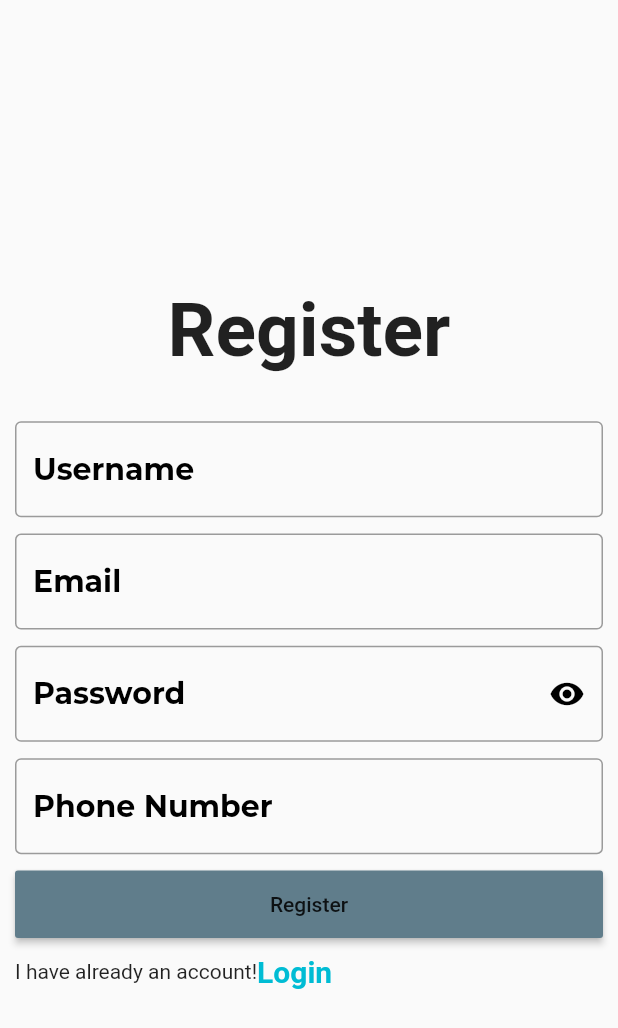
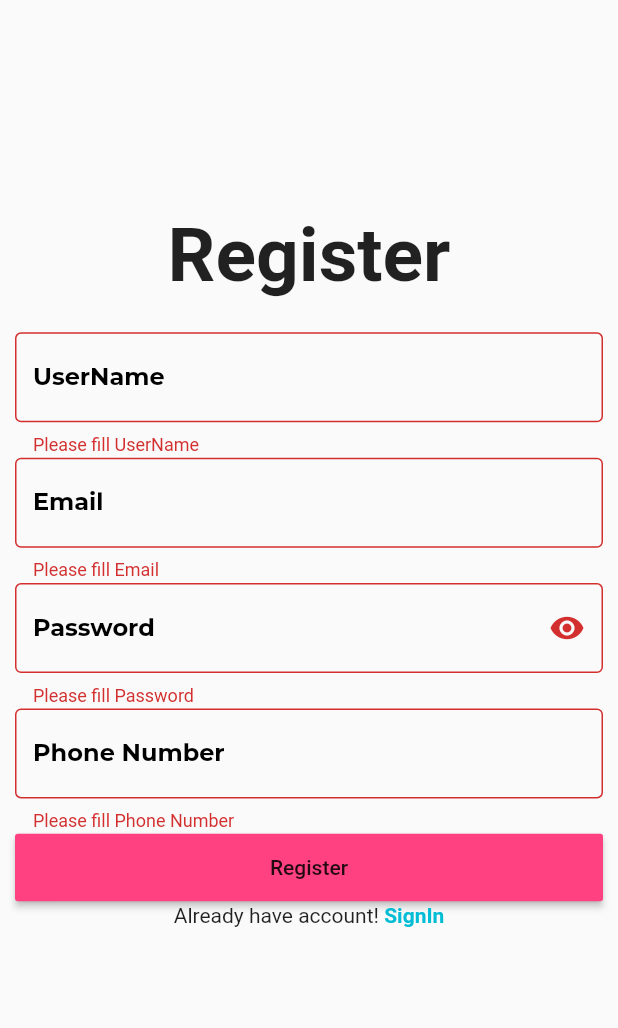
Before and after one commit to Pritom-Chaki/E_Commerce, a Flutter app: the SignUp screen opened directly, after a tap on "Register", on a phone screen of 412 x 824 dp. Shown: the top 1028 px of the screen. Run offline on Flutter 3.47's test engine with Material 2 defaults, Android fonts, the phone set to English and light mode, and no system bars; our stand-ins replace google_fonts.

Commit message:
Sign Up-In done

```diff
--- a/e_commerce_app/lib/main.dart
+++ b/e_commerce_app/lib/main.dart
@@ -1,3 +1,5 @@
+import 'package:e_commerce_app/screens/login.dart';
+
 import 'package:flutter/material.dart';
 
 void main() => runApp(MyApp());
@@ -11,9 +13,7 @@ class MyApp extends StatelessWidget {
         appBar: AppBar(
           title: Text('Welcome to Flutter'),
         ),
-        body: Center(
-          child: Text('Hello World'),
-        ),
+        body: Login(),
       ),
     );
   }
--- a/e_commerce_app/lib/screens/signup.dart
+++ b/e_commerce_app/lib/screens/signup.dart
@@ -1,4 +1,8 @@
-import 'package:e_commerce_app/variables.dart';
+import 'package:e_commerce_app/screens/login.dart';
+import 'package:e_commerce_app/widgets/change_screen.dart';
+import 'package:e_commerce_app/widgets/normal_text_form_field.dart';
+import 'package:e_commerce_app/widgets/password_text_formfield.dart';
+import 'package:e_commerce_app/widgets/my_button.dart';
 import 'package:flutter/material.dart';
 
 class SignUp extends StatefulWidget {
@@ -11,19 +15,31 @@ String p =
     r'^(([^<>()[\]\\.,;:\s@\"]+(\.[^<>()[\]\\.,;:\s@\"]+)*)|(\".+\"))@((\[[0-9]{1,3}\.[0-9]{1,3}\.[0-9]{1,3}\.[0-9]{1,3}\])|(([a-zA-Z\-0-9]+\.)+[a-zA-Z]{2,}))$';
 
 RegExp regExp = new RegExp(p);
+bool obserText = true;
+
+void validation() {
+  final FormState _form = _formKey.currentState;
+  if (_form.validate()) {
+    print("yes");
+  } else {
+    print("no");
+  }
+}
 
 class _SignUpState extends State<SignUp> {
   @override
   Widget build(BuildContext context) {
     return Scaffold(
-      body: SafeArea(
+      resizeToAvoidBottomInset: false,
+      body: SingleChildScrollView(
+        child: SafeArea(
           child: Form(
             key: _formKey,
             child: Container(
               child: Column(
                 children: [
                   Container(
-                  height: 250,
+                    height: 200,
                     width: double.infinity,
                     // color: Colors.blue,
                     child: Column(
@@ -47,22 +63,21 @@ class _SignUpState extends State<SignUp> {
                     child: Column(
                       mainAxisAlignment: MainAxisAlignment.spaceEvenly,
                       children: <Widget>[
-                      TextFormField(
+                        NormalTextFormField(
+                          hintText: "UserName",
+                          obserText: false,
                           validator: (value) {
-                          if (value.length < 6) {
+                            if (value == "") {
+                              return "Please fill UserName";
+                            } else if (value.length < 6) {
                               return "UserName is too short";
-                          } else if (value == "") {
-                            return "Please fill UserName";
                             }
                             return "";
                           },
-                        decoration: InputDecoration(
-                          hintText: "Username",
-                          hintStyle: hintTextStyle(),
-                          border: OutlineInputBorder(),
                         ),
-                      ),
-                      TextFormField(
+                        NormalTextFormField(
+                          hintText: "Email",
+                          obserText: false,
                           validator: (value) {
                             if (value == "") {
                               return "Please fill Email";
@@ -71,58 +86,48 @@ class _SignUpState extends State<SignUp> {
                             }
                             return "";
                           },
-                        decoration: InputDecoration(
-                          hintText: "Email",
-                          hintStyle: hintTextStyle(),
-                          border: OutlineInputBorder(),
                         ),
-                      ),
-                      TextFormField(
-                        decoration: InputDecoration(
+                        PasswordTextField(
                           hintText: "Password",
-                          suffixIcon: GestureDetector(
+                          obserText: true,
                           onTap: () {
+                            setState(() {
+                              obserText = !obserText;
+                            });
                             FocusScope.of(context).unfocus();
                           },
-                            child: Icon(
-                              Icons.visibility,
-                              color: Colors.black,
+                          validator: (value) {
+                            if (value == "") {
+                              return "Please fill Password";
+                            } else if (value.length < 8) {
+                              return "Password is too Short ";
+                            }
+                            return "";
+                          },
                         ),
+                        NormalTextFormField(
+                          hintText: "Phone Number",
+                          obserText: false,
+                          validator: (value) {
+                            if (value == "") {
+                              return "Please fill Phone Number";
+                            } else if (value.length < 11) {
+                              return "Phone Number must be 11";
+                            }
+                            return "";
+                          },
                         ),
-                          hintStyle: hintTextStyle(),
-                          border: OutlineInputBorder(),
-                        ),
-                      ),
-                      TextFormField(
-                        decoration: InputDecoration(
-                          hintText: "Phone Number",
-                          // icon: Icon.,
-                          hintStyle: hintTextStyle(),
-                          border: OutlineInputBorder(),
-                        ),
-                      ),
-                      Container(
-                        height: 45,
-                        width: double.infinity,
-                        // ignore: deprecated_member_use
-                        child: RaisedButton(
-                            child: Text("Register"),
-                            color: Colors.blueGrey,
-                            onPressed: () {}),
-                      ),
-                      Row(
-                        children: <Widget>[
-                          Text("I have already an account!"),
-                          GestureDetector(
-                            child: Text(
-                              "Login",
-                              style: TextStyle(
-                                  color: Colors.cyan,
-                                  fontSize: 20,
-                                  fontWeight: FontWeight.bold),
-                            ),
-                          )
-                        ],
+                        MyButton(
+                            btnName: "Register",
+                            onPressed: validation,
+                            btnColor: Colors.pinkAccent),
+                        ChangScreen(
+                          whichAccount: "Already have account! ",
+                          title: "SignIn",
+                          onTap: () {
+                            Navigator.of(context).pushReplacement(
+                                MaterialPageRoute(builder: (ctx) => Login()));
+                          },
                         ),
                       ],
                     ),
@@ -132,6 +137,7 @@ class _SignUpState extends State<SignUp> {
             ),
           ),
         ),
+      ),
     );
   }
 }
--- /dev/null
+++ b/e_commerce_app/lib/widgets/change_screen.dart
@@ -0,0 +1,25 @@
+import 'package:flutter/material.dart';
+
+class ChangScreen extends StatelessWidget {
+  final String title;
+  final Function onTap;
+  final String whichAccount;
+  ChangScreen({this.whichAccount, this.title, this.onTap});
+  @override
+  Widget build(BuildContext context) {
+    return Row(
+      mainAxisAlignment: MainAxisAlignment.center,
+      children: <Widget>[
+        Text(whichAccount),
+        GestureDetector(
+          onTap: onTap,
+          child: Text(
+            title,
+            style: TextStyle(
+                color: Colors.cyan, fontSize: 14, fontWeight: FontWeight.bold),
+          ),
+        )
+      ],
+    );
+  }
+}
--- /dev/null
+++ b/e_commerce_app/lib/widgets/my_button.dart
@@ -0,0 +1,21 @@
+import 'package:flutter/material.dart';
+
+class MyButton extends StatelessWidget {
+  final Function onPressed;
+  final String btnName;
+  final Color btnColor;
+  MyButton({this.btnName, this.onPressed, this.btnColor});
+  @override
+  Widget build(BuildContext context) {
+    return Container(
+      height: 45,
+      width: double.infinity,
+      // ignore: deprecated_member_use
+      child: RaisedButton(
+        child: Text(btnName),
+        color: btnColor,
+        onPressed: onPressed,
+      ),
+    );
+  }
+}
--- /dev/null
+++ b/e_commerce_app/lib/widgets/normal_text_form_field.dart
@@ -0,0 +1,21 @@
+import 'package:e_commerce_app/widgets/variables.dart';
+import 'package:flutter/material.dart';
+
+class NormalTextFormField extends StatelessWidget {
+  @override
+  final bool obserText;
+  final Function validator;
+  final String hintText;
+
+  NormalTextFormField({this.obserText, this.validator, this.hintText});
+  Widget build(BuildContext context) {
+    return TextFormField(
+        obscureText: obserText,
+        validator: validator,
+        decoration: InputDecoration(
+          border: OutlineInputBorder(),
+          hintText: hintText,
+          hintStyle: hintTextStyle(),
+        ));
+  }
+}
--- /dev/null
+++ b/e_commerce_app/lib/widgets/password_text_formfield.dart
@@ -0,0 +1,30 @@
+import 'package:e_commerce_app/widgets/variables.dart';
+import 'package:flutter/material.dart';
+
+class PasswordTextField extends StatelessWidget {
+  final bool obserText;
+  final Function validator;
+  final String hintText;
+  final Function onTap;
+
+  PasswordTextField(
+      {this.obserText, this.validator, this.hintText, this.onTap});
+
+  @override
+  Widget build(BuildContext context) {
+    return TextFormField(
+      validator: validator,
+      obscureText: obserText,
+      decoration: InputDecoration(
+        border: OutlineInputBorder(),
+        hintText: "Password",
+        suffixIcon: GestureDetector(
+          onTap: onTap,
+          child:
+              Icon(obserText == true ? Icons.visibility : Icons.visibility_off),
+        ),
+        hintStyle: hintTextStyle(),
+      ),
+    );
+  }
+}
--- a/e_commerce_app/lib/variables.dart
+++ b/e_commerce_app/lib/widgets/variables.dart
@@ -8,5 +8,5 @@ TextStyle myStyle(double size, [Color color, FontWeight fw = FontWeight.w700]) {
 TextStyle hintTextStyle(
     [double size, Color color, FontWeight fw = FontWeight.w700]) {
   return GoogleFonts.montserrat(
-      fontSize: 20.0, color: Colors.black, fontWeight: fw);
+      fontSize: 16.0, color: Colors.black, fontWeight: fw);
 }
```
Also changed, not shown: e_commerce_app/lib/screens/login.dart (added, +102 -0 lines). Lines whose indentation alone changed are shown as unchanged.
